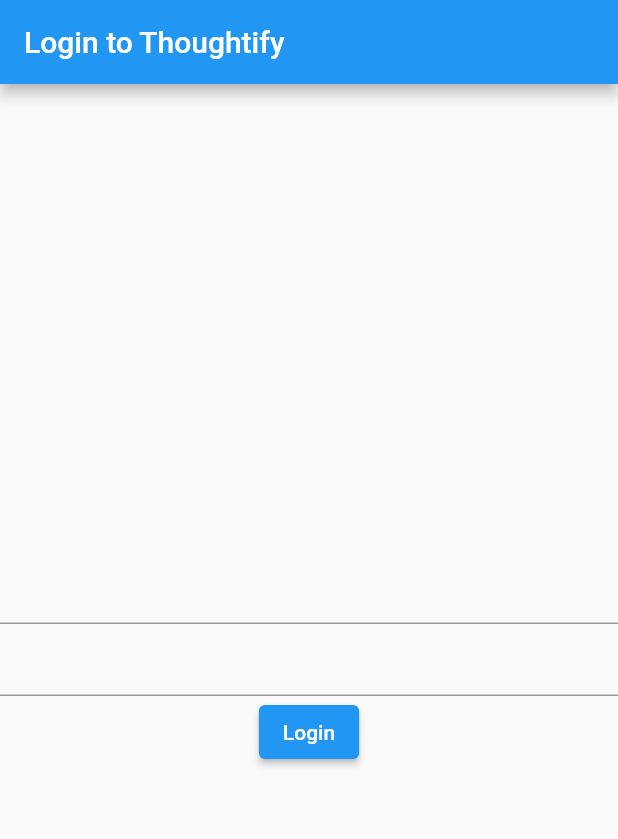
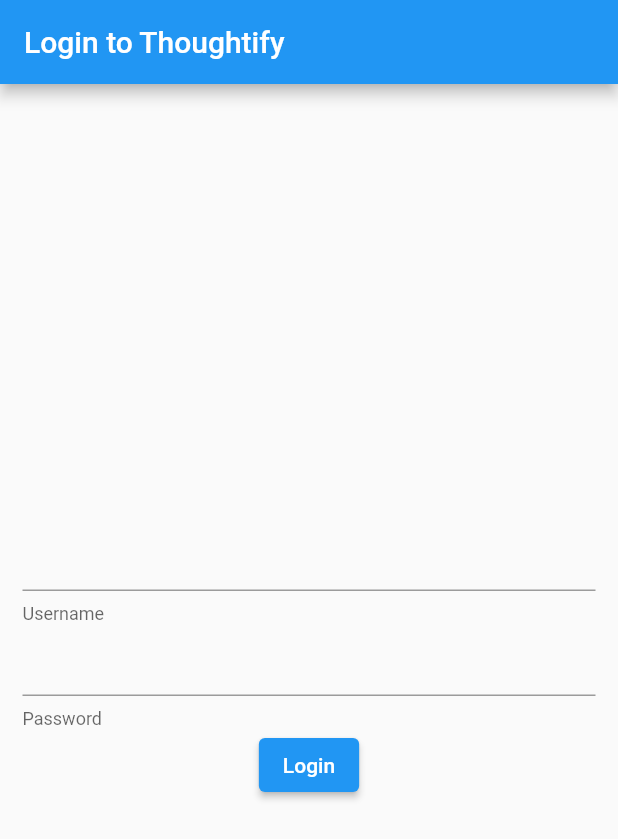
Before and after one commit to alexkobus/Boilermake-IX, a Flutter app: the screen it shows after launch, on a phone screen of 412 x 824 dp. Shown: the top 839 px of the screen. Run offline on Flutter 3.47's test engine with Material 2 defaults, Android fonts, the phone set to English and light mode, and no system bars; our stand-ins replace firebase_core; accounts and stored records are empty.

Commit message:
make login page look better

```diff
--- a/lib/pages/login.dart
+++ b/lib/pages/login.dart
@@ -26,15 +26,21 @@ class _LoginState extends State<Login> {
         ),
 
         body: Center(
+            child: Padding(
+              padding: const EdgeInsets.fromLTRB(15, 0, 15, 0),
               child: Column(
               mainAxisAlignment: MainAxisAlignment.center,
               children: <Widget>[
-            TextField(
-
+                const TextField(
+                  decoration: InputDecoration(
+                      helperText: 'Username'
+                  ),
                 ),
 
-            TextField(
-
+                const TextField(
+                  decoration: InputDecoration(
+                      helperText: 'Password'
+                  ),
                 ),
 
                 ElevatedButton(
@@ -45,6 +51,7 @@ class _LoginState extends State<Login> {
                 ),
               ],
             ),
+        )
     ),
     );
   }
```
Also changed, not shown: pubspec.lock. Lines whose indentation alone changed are shown as unchanged.
